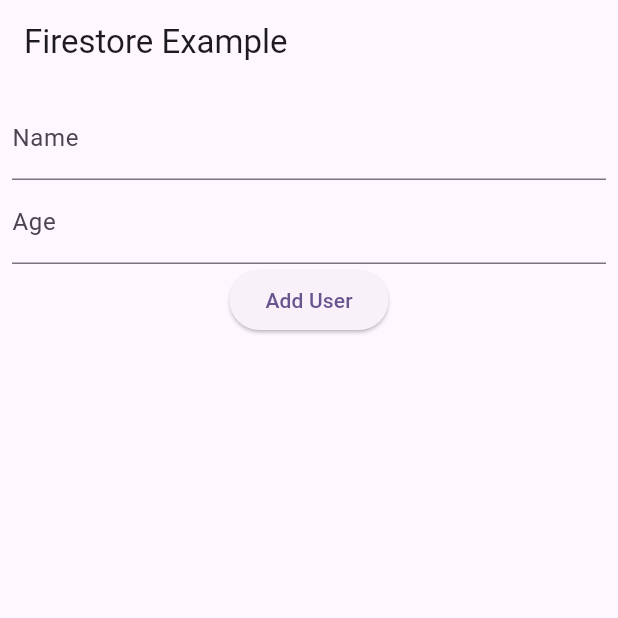
After one commit to Geunwoo-Jeon/meeting, a Flutter app: the FirestorePage screen opened directly, on a phone screen of 412 x 824 dp, the top half of it. The commit adds this screen. Run offline on Flutter 3.47's test engine with Material 3 defaults, Android fonts, the phone set to English and light mode, and no system bars; our stand-ins replace cloud_firestore, firebase_auth, firebase_core, google_sign_in; accounts and stored records are empty.

Commit message:
Enable firestore database

```diff
--- /dev/null
+++ b/lib/firestore_app/screens/firestore_page.dart
@@ -0,0 +1,81 @@
+import 'package:flutter/material.dart';
+import 'package:cloud_firestore/cloud_firestore.dart';
+import '../services/firestore_service.dart';
+
+class FirestorePage extends StatefulWidget {
+  const FirestorePage({super.key});
+
+  @override
+  State<FirestorePage> createState() => _FirestorePageState();
+}
+
+class _FirestorePageState extends State<FirestorePage> {
+  final FirestoreService _firestoreService = FirestoreService();
+  final TextEditingController _nameController = TextEditingController();
+  final TextEditingController _ageController = TextEditingController();
+
+  void _addUser() {
+    final String name = _nameController.text;
+    final int? age = int.tryParse(_ageController.text);
+    if (name.isNotEmpty && age != null) {
+      _firestoreService.addUser(name, age);
+      _nameController.clear();
+      _ageController.clear();
+    }
+  }
+
+  @override
+  Widget build(BuildContext context) {
+    return Scaffold(
+      appBar: AppBar(title: const Text('Firestore Example')),
+      body: Column(
+        children: [
+          Padding(
+            padding: const EdgeInsets.all(8.0),
+            child: Column(
+              children: [
+                TextField(
+                  controller: _nameController,
+                  decoration: const InputDecoration(labelText: 'Name'),
+                ),
+                TextField(
+                  controller: _ageController,
+                  decoration: const InputDecoration(labelText: 'Age'),
+                  keyboardType: TextInputType.number,
+                ),
+                ElevatedButton(
+                  onPressed: _addUser,
+                  child: const Text('Add User'),
+                ),
+              ],
+            ),
+          ),
+          Expanded(
+            child: StreamBuilder<QuerySnapshot>(
+              stream: _firestoreService.getUsers(),
+              builder: (context, snapshot) {
+                if (snapshot.hasError) {
+                  return const Center(child: Text('Error loading users'));
+                }
+                if (snapshot.connectionState == ConnectionState.waiting) {
+                  return const Center(child: CircularProgressIndicator());
+                }
+                final users = snapshot.data!.docs;
+                return ListView.builder(
+                  itemCount: users.length,
+                  itemBuilder: (context, index) {
+                    final data = users[index].data() as Map<String, dynamic>;
+                    return ListTile(
+                      title: Text(data['name'] ?? 'No Name'),
+                      subtitle: Text('Age: ${data['age'] ?? 'N/A'}'),
+                    );
+                  },
+                );
+              },
+            ),
+          ),
+        ],
+      ),
+    );
+  }
+}
--- a/lib/firestore_app/screens/login_page.dart
+++ b/lib/firestore_app/screens/login_page.dart
@@ -1,7 +1,7 @@
 import 'package:flutter/material.dart';
 import 'package:firebase_auth/firebase_auth.dart';
 import 'package:google_sign_in/google_sign_in.dart';
-import 'home_page.dart';
+import 'firestore_page.dart';
 
 class LoginPage extends StatefulWidget {
   const LoginPage({super.key, required this.title});
@@ -40,7 +40,7 @@ class _LoginPageState extends State<LoginPage> {
                 if (isLoggedIn) {
                   Navigator.pushReplacement(
                     context,
-                    MaterialPageRoute(builder: (context) => const HomePage()),
+                    MaterialPageRoute(builder: (context) => FirestorePage()),
                   );
                 }
               },
```
Also changed, not shown: lib/firestore_app/main.dart (+2 -17 lines), lib/main_app/services/firestore_service.dart (deleted, +0 -21 lines), lib/riverpod_app/services/firestore_service.dart (deleted, +0 -21 lines).
